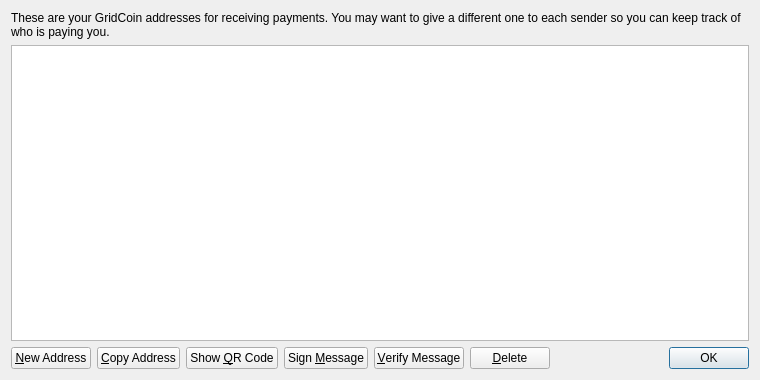
gridcoin-community/Gridcoin-Research, file src/qt/forms/_bcBackup/addressbookpage.ui: the form before one commit.
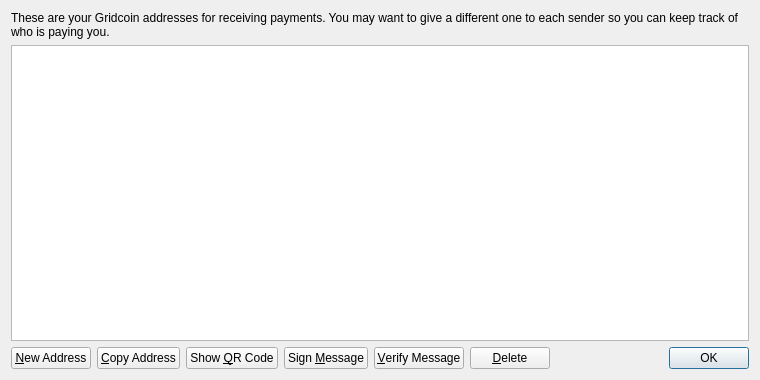
The form after the commit. Icons and pictures are not drawn.

The edit to the form file:
```diff
--- a/src/qt/forms/_bcBackup/addressbookpage.ui
+++ b/src/qt/forms/_bcBackup/addressbookpage.ui
@@ -17,7 +17,7 @@
    <item>
     <widget class="QLabel" name="labelExplanation">
      <property name="text">
-      <string>These are your GridCoin addresses for receiving payments. You may want to give a different one to each sender so you can keep track of who is paying you.</string>
+      <string>These are your Gridcoin addresses for receiving payments. You may want to give a different one to each sender so you can keep track of who is paying you.</string>
      </property>
      <property name="textFormat">
       <enum>Qt::PlainText</enum>
```
Left out of the diff: 4 changed lines with no effect on the pictures.
